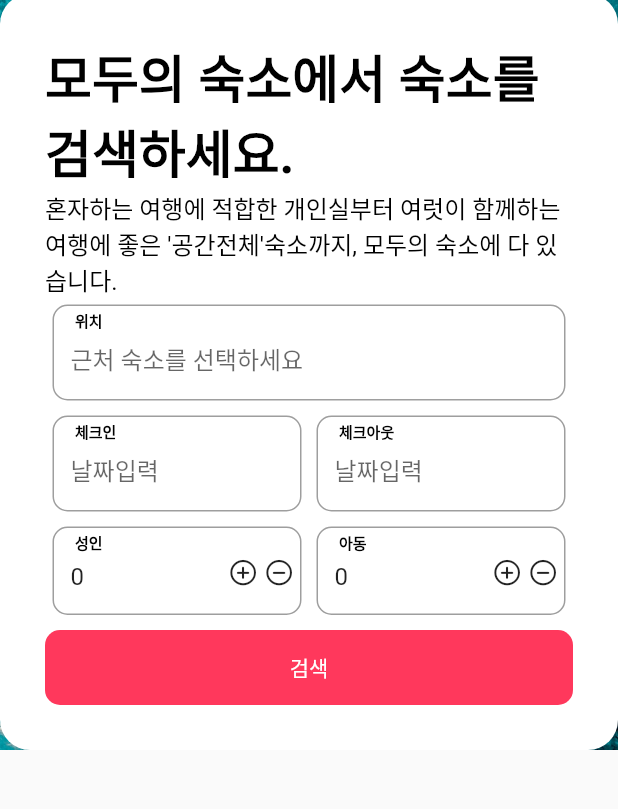
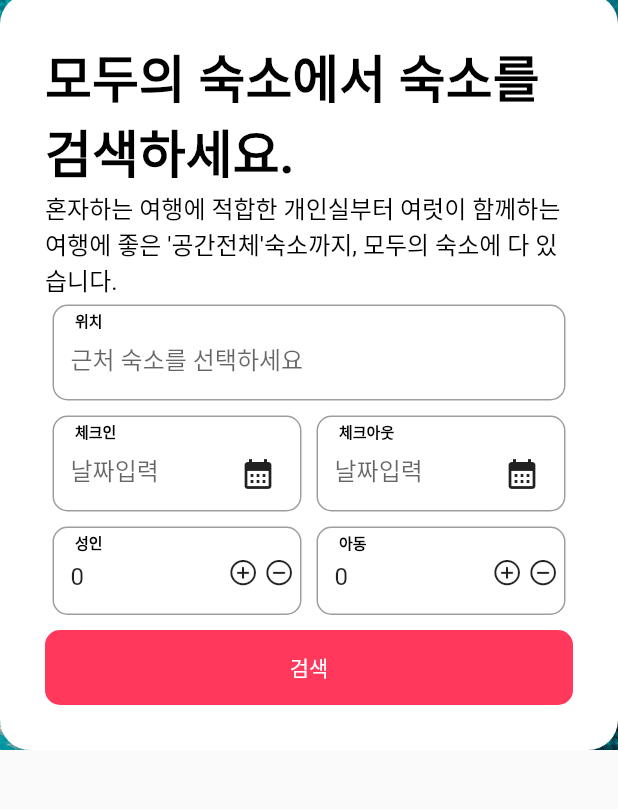
Before and after one commit to bbarkse93/flutter-airbnb, a Flutter app: the screen it shows after launch, on a phone screen of 412 x 824 dp, the part 51-860 px from its top. Run offline on Flutter 3.47's test engine with Material 2 defaults, Android fonts, the phone set to English and light mode, and no system bars.

Commit message:
달력구현 완료

```diff
--- a/lib/components/common/date_form_field.dart
+++ b/lib/components/common/date_form_field.dart
@@ -1,12 +1,18 @@
+import 'package:airbnb/components/common/calendar.dart';
 import 'package:airbnb/size.dart';
 import 'package:airbnb/style.dart';
 import 'package:flutter/material.dart';
 
-class DateFormField extends StatelessWidget {
+class DateFormField extends StatefulWidget {
   final hintText;
   final prefixText;
   const DateFormField({super.key, this.hintText, this.prefixText});
 
+  @override
+  State<DateFormField> createState() => _DateFormFieldState();
+}
+
+class _DateFormFieldState extends State<DateFormField> {
   @override
   Widget build(BuildContext context) {
     return Stack(
@@ -21,19 +27,37 @@ class DateFormField extends StatelessWidget {
                 border: OutlineInputBorder(
                   borderRadius: BorderRadius.circular(10),
                 ),
-                hintText: hintText,
+                hintText: widget.hintText,
               ),
               onTap: () {},
             ),
           ),
         ),
         Positioned(
-            top: 8,
-            left: 20,
-            child: Text(
-              prefixText,
-              style: overLine(),
-            ))
+          top: 8,
+          left: 20,
+          child: Text(
+            widget.prefixText,
+            style: overLine(),
+          ),
+        ),
+        Positioned(
+          top: 20,
+          right: 10,
+          child: IconButton(
+            icon: Icon(Icons.calendar_month),
+            onPressed: () {
+              showDialog(
+                context: context,
+                builder: (context) {
+                  return AlertDialog(
+                    actions: [Calendar()],
+                  );
+                },
+              );
+            },
+          ),
+        )
       ],
     );
   }
--- a/lib/components/home/home_header.dart
+++ b/lib/components/home/home_header.dart
@@ -7,7 +7,10 @@ class HomeHeader extends StatelessWidget {
 
   @override
   Widget build(BuildContext context) {
-    return Container(
+    double screenWidth = MediaQuery.of(context).size.width;
+    return Align(
+      alignment: screenWidth < 520 ? Alignment(0, 0) : Alignment(-0.6, 0),
+      child: Container(
         decoration: BoxDecoration(
           image: DecorationImage(image: AssetImage("assets/background.jpeg"), fit: BoxFit.cover),
         ),
@@ -17,6 +20,7 @@ class HomeHeader extends StatelessWidget {
             HomeHeaderForm(),
           ],
         ),
+      ),
     );
   }
 }
--- a/lib/main.dart
+++ b/lib/main.dart
@@ -14,7 +14,9 @@ class MyApp extends StatelessWidget {
       debugShowCheckedModeBanner: false,
       home: Scaffold(
         body: ListView(
-          children: [HomeHeader()],
+          children: [
+            HomeHeader(),
+          ],
         ),
       ),
     );
--- a/pubspec.yaml
+++ b/pubspec.yaml
@@ -35,6 +35,9 @@ dependencies:
   # The following adds the Cupertino Icons font to your application.
   # Use with the CupertinoIcons class for iOS style icons.
   cupertino_icons: ^1.0.2
+  syncfusion_flutter_datepicker: ^23.1.40
+  intl: ^0.18.1
+  table_calendar: ^3.0.6
 
 dev_dependencies:
   flutter_test:
```
Also changed, not shown: lib/components/common/calendar.dart (added, +10 -0 lines), pubspec.lock. Lines whose indentation alone changed are shown as unchanged.
